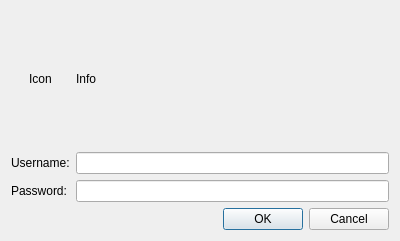
Before: the Qt Designer form LoginWindow.ui in Hayden2018/2012H-Project, drawn with Qt 5.
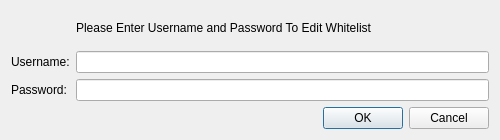
After: the same form once the commit is applied.

The edit to the form file:
```diff
--- a/LoginWindow.ui
+++ b/LoginWindow.ui
@@ -6,40 +6,20 @@
    <rect>
     <x>0</x>
     <y>0</y>
-    <width>400</width>
-    <height>241</height>
+    <width>500</width>
+    <height>140</height>
    </rect>
   </property>
+  <property name="sizePolicy">
+   <sizepolicy hsizetype="Preferred" vsizetype="Preferred">
+    <horstretch>0</horstretch>
+    <verstretch>0</verstretch>
+   </sizepolicy>
+  </property>
   <property name="windowTitle">
    <string>Dialog</string>
   </property>
   <layout class="QGridLayout" name="gridLayout">
-   <item row="0" column="0">
-    <widget class="QLabel" name="m_iconLabel">
-     <property name="text">
-      <string>Icon</string>
-     </property>
-     <property name="alignment">
-      <set>Qt::AlignCenter</set>
-     </property>
-    </widget>
-   </item>
-   <item row="0" column="1">
-    <widget class="QLabel" name="m_infoLabel">
-     <property name="sizePolicy">
-      <sizepolicy hsizetype="Preferred" vsizetype="Preferred">
-       <horstretch>0</horstretch>
-       <verstretch>0</verstretch>
-      </sizepolicy>
-     </property>
-     <property name="text">
-      <string>Info</string>
-     </property>
-     <property name="wordWrap">
-      <bool>true</bool>
-     </property>
-    </widget>
-   </item>
    <item row="1" column="0">
     <widget class="QLabel" name="userLabel">
      <property name="text">
@@ -74,6 +54,22 @@
      </property>
     </widget>
    </item>
+   <item row="0" column="1">
+    <widget class="QLabel" name="m_infoLabel">
+     <property name="sizePolicy">
+      <sizepolicy hsizetype="Preferred" vsizetype="Preferred">
+       <horstretch>0</horstretch>
+       <verstretch>0</verstretch>
+      </sizepolicy>
+     </property>
+     <property name="text">
+      <string>Please Enter Username and Password To Edit Whitelist</string>
+     </property>
+     <property name="wordWrap">
+      <bool>true</bool>
+     </property>
+    </widget>
+   </item>
   </layout>
  </widget>
  <resources/>
```
Left out of the diff: 2 changed lines with no effect on the pictures.
